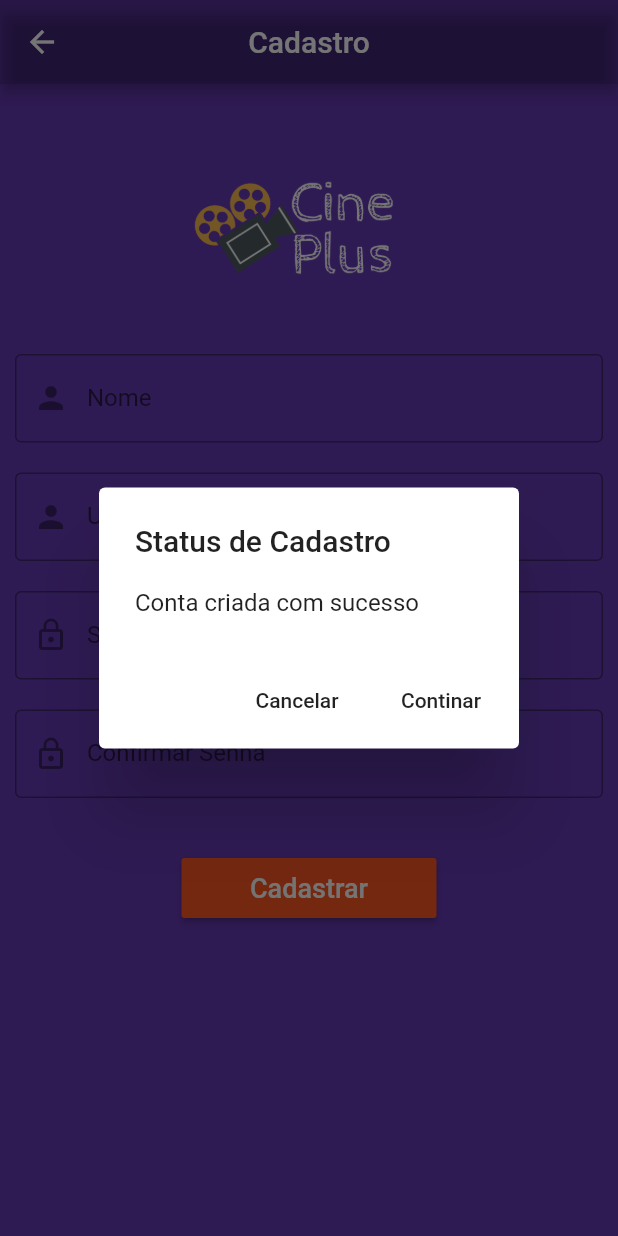
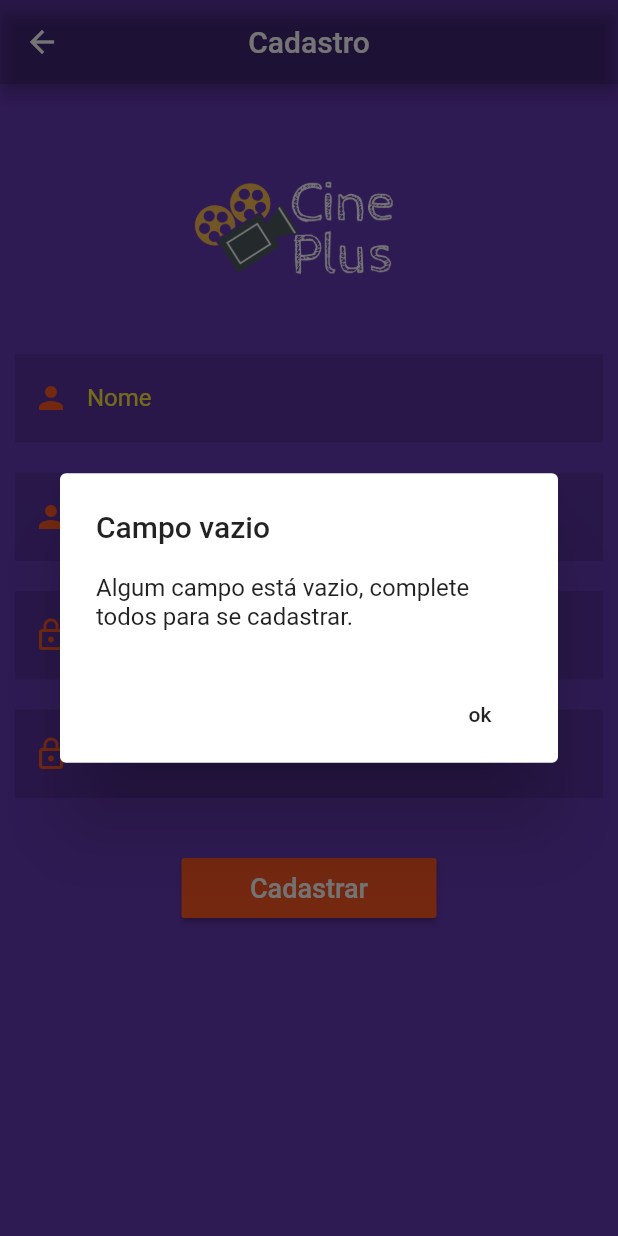
Before and after one commit to zthiagovalle/Cineplus, a Flutter app: the Register screen opened by its route, after a tap on "Cadastrar", on a phone screen of 412 x 824 dp. Run offline on Flutter 3.47's test engine with Material 2 defaults, Android fonts, the phone set to English and light mode, and no system bars; our stand-ins replace cloud_firestore; missing offline and left inert: flutter_dialogs; accounts and stored records are empty.

Commit message:
Projeto agora se comunicando com firebase

```diff
--- /dev/null
+++ b/lib/model/usuario.dart
@@ -0,0 +1,42 @@
+class Usuario{
+
+  //Atributos
+  String _nome;
+  String _usuario;
+  String _senha;
+
+  //Construtor
+  Usuario(this._nome, this._usuario,this._senha);
+
+  //Getters
+  String get nome => _nome;
+  String get usuario => _usuario;
+  String get senha => _senha;
+
+  Usuario.map(dynamic obj){
+    this._nome = obj["nome"];
+    this._usuario = obj["usuario"];
+    this._senha = obj["senha"];
+  }
+
+  //Converter os dados para um Mapa
+  Map<String, dynamic> toMap(){
+    var map = Map<String, dynamic>();
+      if (_usuario != null){
+        map["usuario"] = _usuario;
+      }
+      map["nome"] = _nome;
+      map["senha"] = _senha;
+      return map;
+  }
+
+  //Converter um Mapa para o modelo de dados
+  Usuario.fromMap(Map<String,dynamic> map, String usuario){
+    //Atribuir usuario ao this._usuario, somente se o usuario não for
+    //nulo, caso contrário atribui ""(vazio).
+    this._usuario = usuario ?? "";
+    this._senha = map["senha"];
+    this._nome = map["nome"];
+  }
+
+}
--- a/lib/views/register.dart
+++ b/lib/views/register.dart
@@ -1,8 +1,27 @@
+
+import 'package:cineplus/widgets/simpleAlertDialog.dart';
 import 'package:cineplus/widgets/widget_campoTexto.dart';
+import 'package:cloud_firestore/cloud_firestore.dart';
 import 'package:flutter/material.dart';
 import 'package:cineplus/widgets/alertDialog.dart';
+import 'package:flutter_dialogs/flutter_dialogs.dart';
 
-class Register extends StatelessWidget {
+class Register extends StatefulWidget {
+  @override
+  _RegisterState createState() => _RegisterState();
+}
+
+class _RegisterState extends State<Register> {
+
+  //Controles para os campos de texto
+  TextEditingController txtUsuario = TextEditingController();
+  TextEditingController txtNome = TextEditingController();
+  TextEditingController txtSenha = TextEditingController();
+  TextEditingController txtSenhaConf = TextEditingController();
+
+  //instância do Fire Base
+  var db = Firestore.instance;
+
   @override
   Widget build(BuildContext context) {
     return Scaffold(
@@ -20,19 +39,19 @@ class Register extends StatelessWidget {
 
               Image.asset('assets/CinePlus.png', height: 170, width: 170,),
 
-              CampoTexto('Nome', Icon(Icons.person)),
+              CampoTexto('Nome', Icons.person, txtNome),
 
               SizedBox(height: 20,),
 
-              CampoTexto('Usuario', Icon(Icons.person)),
+              CampoTexto('Usuario', Icons.person, txtUsuario),
 
               SizedBox(height: 20,),
 
-              CampoTexto('Senha', Icon(Icons.lock_outline)),
+              CampoTexto('Senha', Icons.lock_outline, txtSenha),
 
               SizedBox(height: 20,),
 
-              CampoTexto('Confirmar Senha', Icon(Icons.lock_outline)),
+              CampoTexto('Confirmar Senha', Icons.lock_outline, txtSenhaConf),
 
               SizedBox(height: 40,),
 
@@ -41,17 +60,51 @@ class Register extends StatelessWidget {
                       height: 40,
                       child: RaisedButton(
                           onPressed: (){
-                            showAlertDialog(context);
+                            if(verificaCampoVazio(txtNome.text, txtUsuario.text, txtSenha.text, txtSenhaConf.text) == 1){
+                              print("campo ok");
+                              if(verificaSenha(txtSenha.text, txtSenhaConf.text) == 1){
+                                print("senhas ok");
+                                verificaUserBanco(txtUsuario.text);
+                              }
+                            }
                           },
                           child: Text('Cadastrar', style: TextStyle(color: Colors.white, fontSize: 18),),
                           color: Colors.deepOrange ,
                         ),
                     ),
-
             ],
           ),
         ),
       )
     );
   }
+
+  int verificaCampoVazio(String nome, String user, String senha, String senha2){
+    if(nome == "" || user == "" || senha == "" || senha2 == ""
+    || nome == null || user == null || senha == null || senha2 == null){
+      showSimpleAlertDialog(context, "Campo vazio", "Algum campo está vazio, complete todos para se cadastrar.");
+      return 0;
+    }else{
+      return 1;
+    }
+  }
+
+  int verificaSenha(String senha1, String senha2){
+    if(senha1 != senha2){
+      showSimpleAlertDialog(context, "Senha não coincide", "As Senhas informadas não estão iguais.");
+      return 0;
+    }else{
+      return 1;
+    }
+  }
+
+   verificaUserBanco(String user) async{
+    DocumentSnapshot doc = await db.collection("usuarios")
+    .document(user).get();
+    if(doc.data == null){
+      showAlertDialog(context,txtNome.text,txtUsuario.text,txtSenha.text);
+    }else{
+      showSimpleAlertDialog(context, "Usuário já existente", "Usuário informado já está cadastrado em nosso serviço, por favor informe um usuário diferente.");
+    }
+  }
 }
--- a/lib/widgets/alertDialog.dart
+++ b/lib/widgets/alertDialog.dart
@@ -1,15 +1,22 @@
+import 'package:cineplus/model/usuario.dart';
+import 'package:cloud_firestore/cloud_firestore.dart';
 import 'package:flutter/material.dart';
 
-showAlertDialog(BuildContext context) {
+//instância do Fire Base
+  var db = Firestore.instance;
+
+showAlertDialog(BuildContext context, String nome, String usuario, String senha) {
    Widget cancelaButton = FlatButton(
-    child: Text("Cancelar"),
+    child: Text("Não"),
     onPressed:  () {
       Navigator.of(context).pop();
     },
   );
   Widget continuaButton = FlatButton(
-    child: Text("Continar"),
+    child: Text("Sim"),
     onPressed:  () {
+      cadastrar(context,
+        Usuario(nome,usuario,senha));
       Navigator.of(context).pop();
       Navigator.pushNamed(context, '/login');
     },
@@ -17,7 +24,7 @@ showAlertDialog(BuildContext context) {
   //configura o AlertDialog
   AlertDialog alert = AlertDialog(
     title: Text("Status de Cadastro"),
-    content: Text("Conta criada com sucesso"),
+    content: Text("Deseja realmente criar uma conta?"),
     actions: [
       cancelaButton,
       continuaButton,
@@ -31,3 +38,12 @@ showAlertDialog(BuildContext context) {
     },
   );
 }
+
+void cadastrar(BuildContext context, Usuario usuario) async{
+    await db.collection("usuarios").document(usuario.usuario)
+    .setData({
+      "nome": usuario.nome,
+      "usuario":usuario.usuario,
+      "senha": usuario.senha
+    });
+  }
--- /dev/null
+++ b/lib/widgets/simpleAlertDialog.dart
@@ -0,0 +1,26 @@
+import 'package:flutter/material.dart';
+
+
+showSimpleAlertDialog(BuildContext context, String titulo, String texto) {
+   Widget ok = FlatButton(
+    child: Text("ok"),
+    onPressed:  () {
+      Navigator.of(context).pop();
+    },
+  );
+  //configura o AlertDialog
+  AlertDialog alert = AlertDialog(
+    title: Text(titulo),
+    content: Text(texto),
+    actions: [
+      ok
+    ],
+  );
+  //exibe o diálogo
+  showDialog(
+    context: context,
+    builder: (BuildContext context) {
+      return alert;
+    },
+  );
+}
--- a/lib/widgets/widget_campoTexto.dart
+++ b/lib/widgets/widget_campoTexto.dart
@@ -4,20 +4,40 @@ import 'package:flutter/material.dart';
 class CampoTexto extends StatelessWidget {
 
   final String textoCampo;
-  final Icon icone;
-
-  CampoTexto(this.textoCampo, this.icone);
-
+  var icone;
+  var controle;
+  bool obscure;
+  CampoTexto(this.textoCampo, this.icone, this.controle);
   @override
   Widget build(BuildContext context) {
     return Container(
-      child: TextField(
+      child: TextFormField(
+        controller: controle,
+        obscureText: verificaSeECampoSenha(textoCampo),
         decoration: InputDecoration(
-          prefixIcon: icone,
-          border: OutlineInputBorder(),
+          fillColor: Colors.black12,
+          prefixIcon: Icon(icone, color: Colors.deepOrange,),
+          border: InputBorder.none,
+          focusedBorder: OutlineInputBorder(
+            borderRadius: BorderRadius.all(Radius.circular(5.0)),
+            borderSide: BorderSide(color: Colors.white),
+          ),
+          filled: true,
           labelText: textoCampo,
+          labelStyle: TextStyle(
+            color: Colors.yellow
+          )
         ),
+        style: TextStyle(color: Colors.white),
       ),
     );
   }
+
+  bool verificaSeECampoSenha(String texto){
+    if(textoCampo == "Senha" || textoCampo == "Confirmar Senha"){
+      return true;
+    }else{
+      return false;
+    }
+  }
 }
--- a/pubspec.yaml
+++ b/pubspec.yaml
@@ -24,6 +24,7 @@ dependencies:
   # Use with the CupertinoIcons class for iOS style icons.
   cupertino_icons: ^0.1.2
   cloud_firestore: ^0.13.6
+  flutter_dialogs: ^1.0.4
 
 dev_dependencies:
   flutter_test:
```
Also changed, not shown: lib/main.dart (+0 -17 lines), lib/views/login.dart (+31 -3 lines), pubspec.lock.
